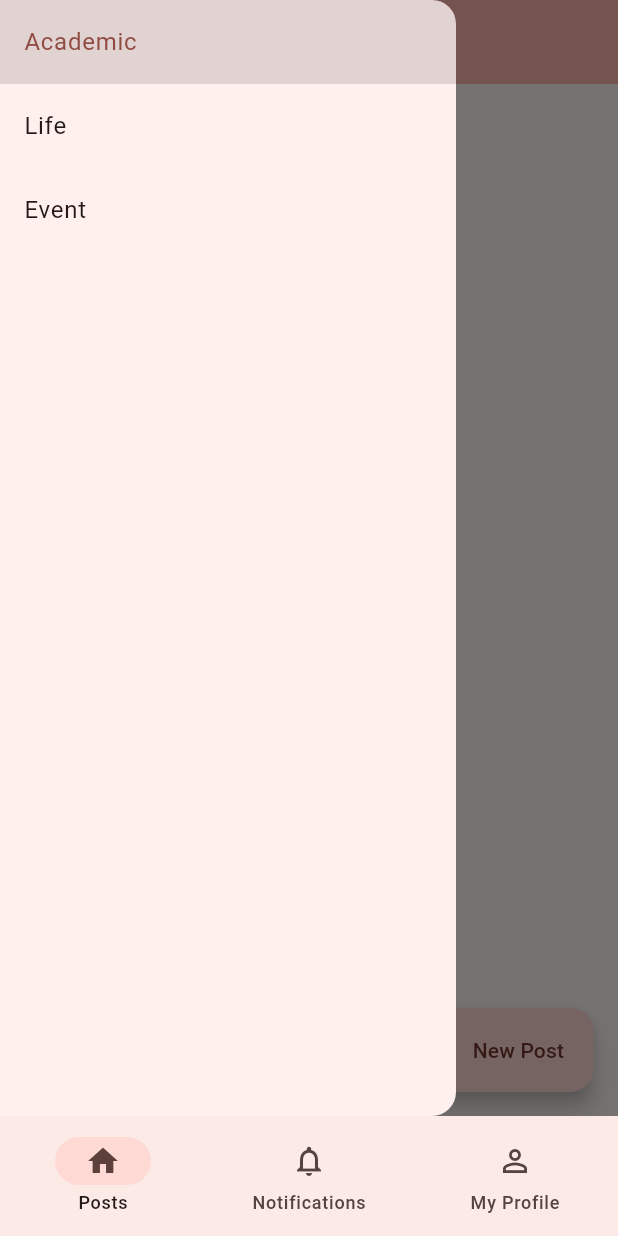
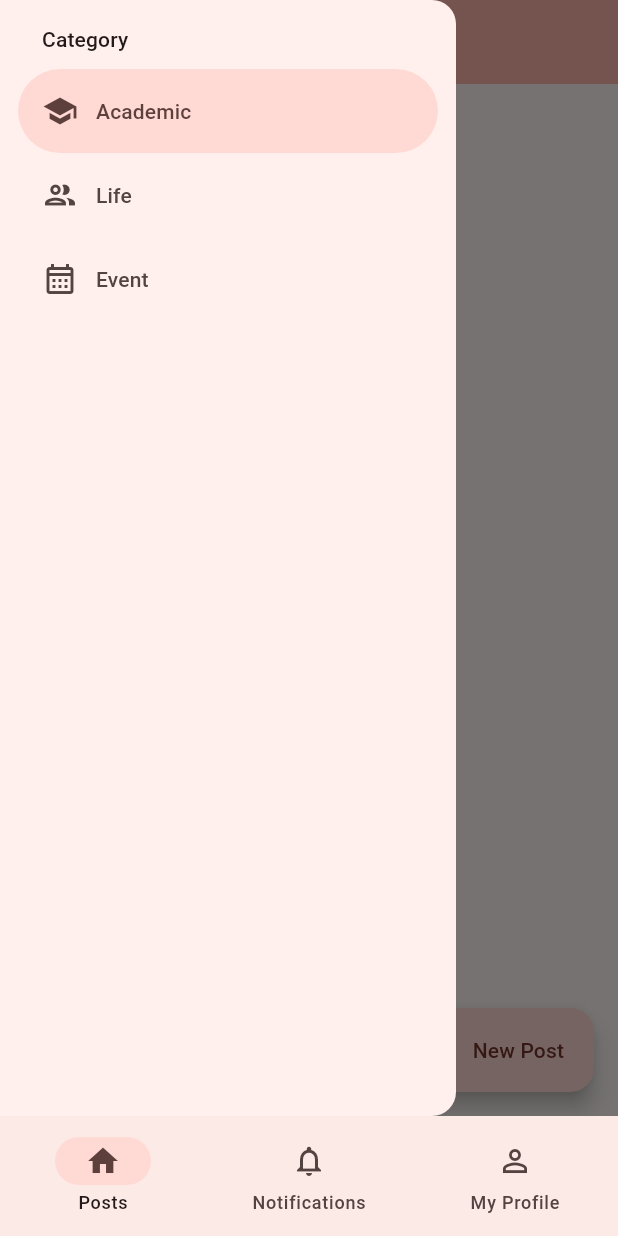
Before and after one commit to nenesekai/usc_tree_hole, a Flutter app: the screen it shows after launch, with the side drawer open, on a phone screen of 412 x 824 dp. Run offline on Flutter 3.47's test engine with Material 3 defaults, Android fonts, the phone set to English and light mode, and no system bars; our stand-ins replace cloud_firestore, firebase_auth, firebase_core; accounts and stored records are empty.

```diff
--- a/lib/data/post_provider.dart
+++ b/lib/data/post_provider.dart
@@ -1,13 +1,14 @@
 import 'dart:async';
 
 import 'package:cloud_firestore/cloud_firestore.dart';
+import 'package:flutter/foundation.dart';
 import 'package:usc_tree_hole/model/post.dart';
 
 abstract class PostProvider {
   Stream<List<Post>> get allPosts;
   Future<void> addPost(Post post);
   Future<Post> getPostById(String postId);
-  void loadAllPosts([String? category]);
+  void loadAllPosts([PostCategory? category]);
   void dispose();
 }
 
@@ -17,6 +18,10 @@ class FirestorePostProvider implements PostProvider {
   }
 
   final StreamController<List<Post>> _allPostsController = StreamController();
+
+  static PostCategory getCategoryByName(String name) {
+    return postCategories.where((category) => category.label == name).first;
+  }
 
   @override
   late final Stream<List<Post>> allPosts;
@@ -31,11 +36,11 @@ class FirestorePostProvider implements PostProvider {
   }
 
   @override
-  void loadAllPosts([String? category]) {
+  void loadAllPosts([PostCategory? category]) {
     Query collection = FirebaseFirestore.instance.collection('posts');
 
     if (category != null) {
-      collection = collection.where('category', isEqualTo: category);
+      collection = collection.where('category', isEqualTo: category.label);
     }
 
     final querySnapshot = collection.snapshots();
--- a/lib/model/post.dart
+++ b/lib/model/post.dart
@@ -1,7 +1,23 @@
 import 'package:cloud_firestore/cloud_firestore.dart';
+import 'package:flutter/material.dart';
 
 typedef PostPressedCallback = void Function(Post post);
 typedef ClosePostPressedCallback = void Function();
+
+class PostCategory {
+  const PostCategory(this.label, this.icon, this.selectedIcon);
+
+  final String label;
+  final Widget icon;
+  final Widget selectedIcon;
+}
+
+const List<PostCategory> postCategories = <PostCategory>[
+  PostCategory('Academic', Icon(Icons.school_outlined), Icon(Icons.school)),
+  PostCategory('Life', Icon(Icons.people_outlined), Icon(Icons.people)),
+  PostCategory(
+      'Event', Icon(Icons.calendar_month_outlined), Icon(Icons.calendar_month)),
+];
 
 class Post {
   static const postCategory = <String>['Academic', 'Life', 'Event'];
--- a/lib/model/user.dart
+++ b/lib/model/profile.dart
@@ -1,13 +1,13 @@
 import 'package:cloud_firestore/cloud_firestore.dart';
 
-class User {
+class Profile {
   final String id;
   final String name;
   final String role;
   final String uscId;
   final String? profilePictureUrl;
 
-  User._({
+  Profile._({
     required this.id,
     required this.name,
     required this.role,
@@ -15,9 +15,9 @@ class User {
     this.profilePictureUrl,
   });
 
-  factory User.fromSnapshot(DocumentSnapshot snapshot) {
+  factory Profile.fromSnapshot(DocumentSnapshot snapshot) {
     final data = snapshot.data() as Map<String, dynamic>;
-    return User._(
+    return Profile._(
       id: snapshot.id,
       name: data['name'],
       role: data['role'],
--- a/lib/view/posts_list.dart
+++ b/lib/view/component/posts_list.dart
@@ -1,16 +1,16 @@
 import 'package:flutter/material.dart';
+import 'package:usc_tree_hole/data/profile_provider.dart';
 import 'package:usc_tree_hole/model/post.dart';
-import 'package:usc_tree_hole/view/post_card.dart';
+import 'package:usc_tree_hole/model/profile.dart';
+import 'package:usc_tree_hole/view/component/post_card.dart';
 
 class PostsListView extends StatelessWidget {
   const PostsListView({
     super.key,
     required this.posts,
-    required this.onPressedPost,
   });
 
   final List<Post> posts;
-  final void Function(Post) onPressedPost;
 
   @override
   Widget build(BuildContext context) {
--- /dev/null
+++ b/lib/view/page/posts_page.dart
@@ -0,0 +1,90 @@
+import 'package:flutter/foundation.dart';
+import 'package:flutter/material.dart';
+import 'package:usc_tree_hole/data/post_provider.dart';
+import 'package:usc_tree_hole/model/post.dart';
+import 'package:usc_tree_hole/view/component/posts_list.dart';
+
+class PostsPage extends StatefulWidget {
+  const PostsPage({
+    super.key,
+  });
+
+  @override
+  State<PostsPage> createState() => _PostsPageState();
+}
+
+class _PostsPageState extends State<PostsPage> {
+  bool _isLoading = true;
+  int _selectedCategoryIndex = 0;
+  PostCategory get _selectedCategory => postCategories[_selectedCategoryIndex];
+  final FirestorePostProvider _firestorePostProvider = FirestorePostProvider();
+  final snackBar =
+      const SnackBar(content: Text('You Must Sign In Before You Can Post!'));
+
+  @override
+  void initState() {
+    _firestorePostProvider.loadAllPosts(_selectedCategory);
+    _isLoading = false;
+    super.initState();
+  }
+
+  @override
+  void dispose() {
+    _firestorePostProvider.dispose();
+    super.dispose();
+  }
+
+  Future<void> _onChangedCategory(int index) async {
+    setState(() {
+      _isLoading = true;
+      _selectedCategoryIndex = index;
+    });
+    Navigator.pop(context);
+    _firestorePostProvider.loadAllPosts(_selectedCategory);
+    setState(() => _isLoading = false);
+  }
+
+  @override
+  Widget build(BuildContext context) {
+    return Scaffold(
+        appBar: AppBar(
+          title: Text(_selectedCategory.label),
+          backgroundColor: Theme.of(context).colorScheme.inversePrimary,
+        ),
+        drawer: NavigationDrawer(
+            selectedIndex: _selectedCategoryIndex,
+            onDestinationSelected: (value) => _onChangedCategory(value),
+            children: [
+              Padding(
+                  padding: const EdgeInsets.fromLTRB(28, 16, 16, 10),
+                  child: Text('Category',
+                      style: Theme.of(context).textTheme.titleSmall)),
+              ...postCategories.map((category) => NavigationDrawerDestination(
+                    label: Text(category.label),
+                    icon: category.icon,
+                    selectedIcon: category.selectedIcon,
+                  ))
+            ]),
+        floatingActionButton: FloatingActionButton.extended(
+            icon: const Icon(Icons.add),
+            label: const Text('New Post'),
+            onPressed: () {
+              ScaffoldMessenger.of(context).removeCurrentSnackBar();
+              ScaffoldMessenger.of(context).showSnackBar(snackBar);
+            }),
+        body: Center(
+            child: _isLoading
+                ? const CircularProgressIndicator()
+                : StreamBuilder<List<Post>>(
+                    stream: _firestorePostProvider.allPosts,
+                    initialData: const [],
+                    builder: (BuildContext context,
+                        AsyncSnapshot<List<Post>> snapshot) {
+                      final posts = snapshot.data!;
+                      return posts.isNotEmpty
+                          ? PostsListView(posts: posts)
+                          : const Text('No Posts Yet');
+                    },
+                  )));
+  }
+}
--- a/lib/view/posts_page.dart
+++ /dev/null
@@ -1,84 +0,0 @@
-import 'package:flutter/material.dart';
-import 'package:usc_tree_hole/data/post_provider.dart';
-import 'package:usc_tree_hole/model/post.dart';
-import 'package:usc_tree_hole/view/posts_list.dart';
-
-class PostsPage extends StatefulWidget {
-  const PostsPage({
-    super.key,
-  });
-
-  @override
-  State<PostsPage> createState() => _PostsPageState();
-}
-
-class _PostsPageState extends State<PostsPage> {
-  bool _isLoading = true;
-  String _selectedCategory = Post.postCategory.first;
-  final FirestorePostProvider _firestorePostProvider = FirestorePostProvider();
-
-  @override
-  void initState() {
-    _firestorePostProvider.loadAllPosts(_selectedCategory);
-    _isLoading = false;
-    super.initState();
-  }
-
-  @override
-  void dispose() {
-    _firestorePostProvider.dispose();
-    super.dispose();
-  }
-
-  Future<void> _onChangedCategory(String category) async {
-    setState(() {
-      _isLoading = true;
-      _selectedCategory = category;
-    });
-    Navigator.pop(context);
-    _firestorePostProvider.loadAllPosts(_selectedCategory);
-    setState(() => _isLoading = false);
-  }
-
-  @override
-  Widget build(BuildContext context) {
-    return StreamBuilder<List<Post>>(
-      stream: _firestorePostProvider.allPosts,
-      initialData: const [],
-      builder: (BuildContext context, AsyncSnapshot<List<Post>> snapshot) {
-        final posts = snapshot.data!;
-        return Scaffold(
-            appBar: AppBar(
-              title: Text(_selectedCategory),
-              backgroundColor: Theme.of(context).colorScheme.inversePrimary,
-            ),
-            drawer: Drawer(
-              child: SafeArea(
-                child: ListView(
-                  padding: EdgeInsets.zero,
-                  children: Post.postCategory.map<ListTile>((category) {
-                    return ListTile(
-                      title: Text(category),
-                      onTap: () => _onChangedCategory(category),
-                      selected: _selectedCategory == category,
-                      selectedTileColor: Theme.of(context).focusColor,
-                    );
-                  }).toList(),
-                ),
-              ),
-            ),
-            floatingActionButton: FloatingActionButton.extended(
-                icon: const Icon(Icons.add),
-                label: const Text('New Post'),
-                onPressed: () {}),
-            body: Center(
-              child: _isLoading
-                  ? const CircularProgressIndicator()
-                  : posts.isNotEmpty
-                      ? PostsListView(posts: posts, onPressedPost: (post) {})
-                      : const Text('No Posts Yet'),
-            ));
-      },
-    );
-  }
-}
```
Also changed, not shown: lib/data/profile_provider.dart (added, +17 -0 lines), lib/data/user_provider.dart (deleted, +0 -17 lines), lib/main.dart (+17 -3 lines), lib/view/component/post_card.dart (added, +64 -0 lines), lib/view/notifications_page.dart (deleted, +0 -10 lines), lib/view/page/my_profile_page.dart (added, +76 -0 lines), lib/view/page/not_signed_in_page.dart (added, +30 -0 lines), lib/view/page/notifications_page.dart (added, +44 -0 lines), lib/view/page/post_page.dart (added, +56 -0 lines), lib/view/page/profile_page.dart (renamed from lib/view/profile_page.dart, +4 -4 lines), lib/view/page/sign_in_page.dart (added, +97 -0 lines), lib/view/page/sign_up_page.dart (added, +17 -0 lines), lib/view/post_card.dart (deleted, +0 -54 lines), lib/view/post_page.dart (deleted, +0 -22 lines).
